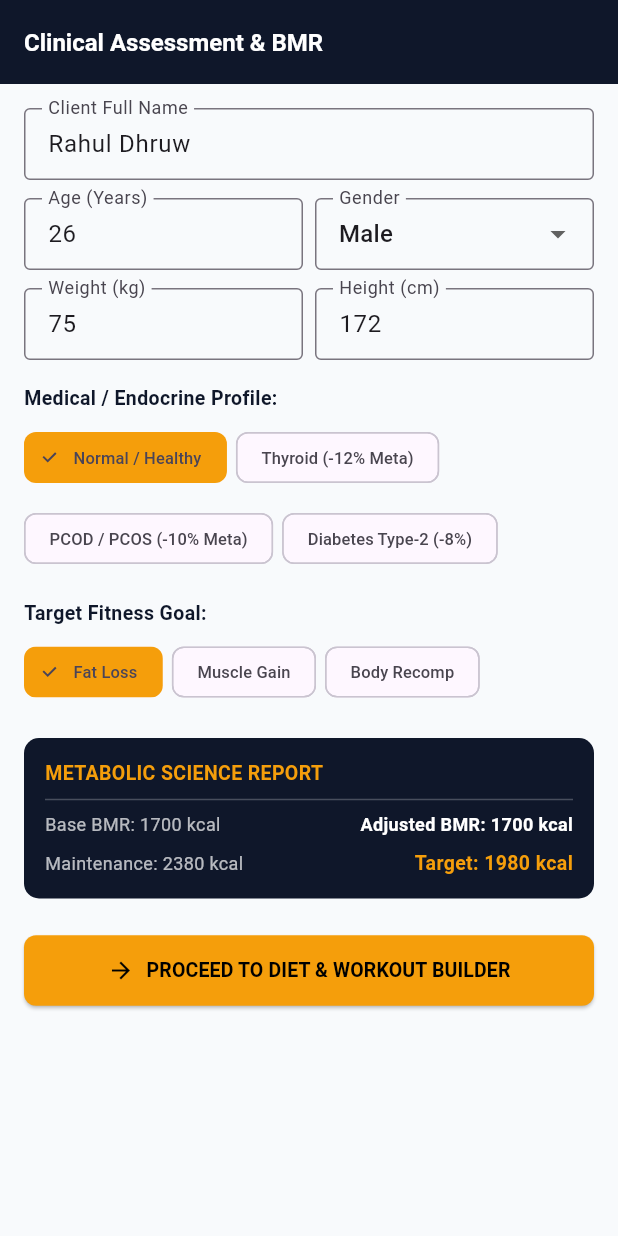
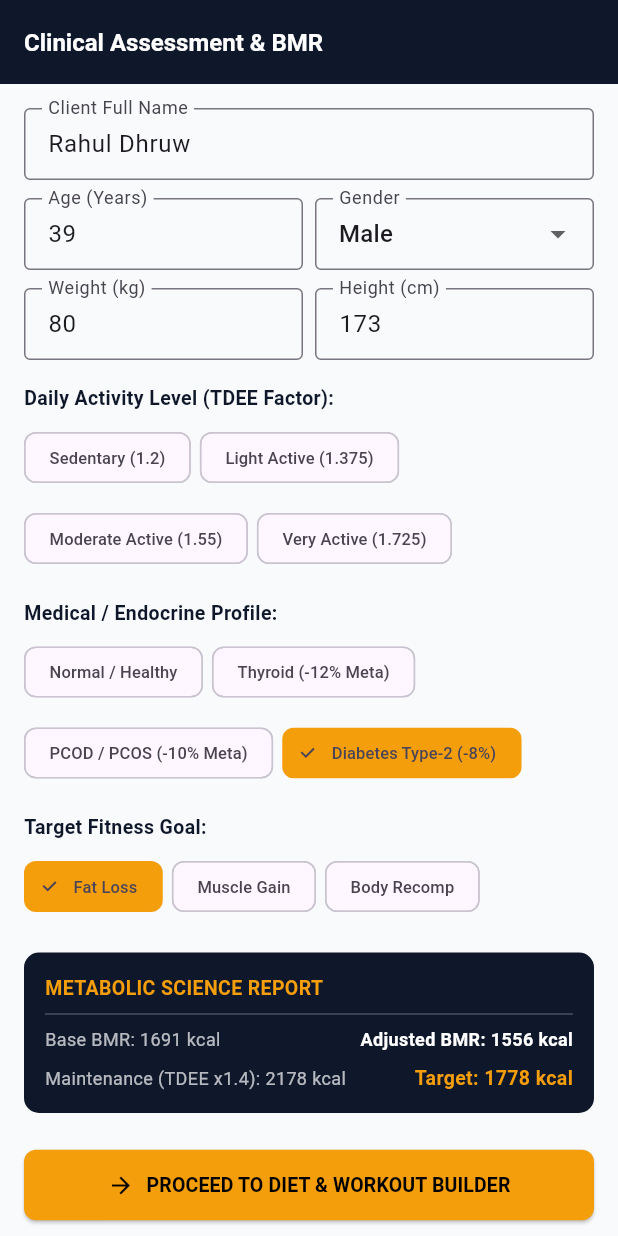
Before and after one commit to Rahul6051276/fitwithRahul-, a Flutter app: the screen it shows after launch, on a phone screen of 412 x 824 dp. Run offline on Flutter 3.47's test engine with Material 3 defaults, Android fonts, the phone set to English and light mode, and no system bars; our stand-ins replace pdf, share_plus, shared_preferences; accounts and stored records are empty.

Commit message:
Modify client intake screen user data and activity levels
Updated client intake screen with new user data and added daily activity level options.

```diff
--- a/lib/client_intake_screen.dart
+++ b/lib/client_intake_screen.dart
@@ -11,13 +11,13 @@ class ClientIntakeScreen extends StatefulWidget {
 
 class _ClientIntakeScreenState extends State<ClientIntakeScreen> {
   final _nameCtrl = TextEditingController(text: "Rahul Dhruw");
-  final _ageCtrl = TextEditingController(text: "26");
-  final _weightCtrl = TextEditingController(text: "75");
-  final _heightCtrl = TextEditingController(text: "172");
+  final _ageCtrl = TextEditingController(text: "39");
+  final _weightCtrl = TextEditingController(text: "80");
+  final _heightCtrl = TextEditingController(text: "173");
 
   String _gender = 'Male';
-  double _activity = 1.4;
-  MedicalCondition _condition = MedicalCondition.none;
+  double _activity = 1.4; // Default activity multiplier
+  MedicalCondition _condition = MedicalCondition.diabetes;
   String _goal = 'Fat Loss';
 
   ClientProfile get _currentAssessment {
@@ -113,6 +113,44 @@ class _ClientIntakeScreenState extends State<ClientIntakeScreen> {
             ],
           ),
           const SizedBox(height: 16),
+
+          // --- 1. DAILY ACTIVITY LEVEL (TDEE MULTIPLIER) ---
+          const Text("Daily Activity Level (TDEE Factor):",
+              style: TextStyle(fontWeight: FontWeight.bold, fontSize: 13, color: Color(0xFF0F172A))),
+          const SizedBox(height: 6),
+          Wrap(
+            spacing: 6,
+            runSpacing: 6,
+            children: [
+              ChoiceChip(
+                label: const Text("Sedentary (1.2)", style: TextStyle(fontSize: 11)),
+                selected: _activity == 1.2,
+                selectedColor: const Color(0xFFF59E0B),
+                onSelected: (_) => setState(() => _activity = 1.2),
+              ),
+              ChoiceChip(
+                label: const Text("Light Active (1.375)", style: TextStyle(fontSize: 11)),
+                selected: _activity == 1.375,
+                selectedColor: const Color(0xFFF59E0B),
+                onSelected: (_) => setState(() => _activity = 1.375),
+              ),
+              ChoiceChip(
+                label: const Text("Moderate Active (1.55)", style: TextStyle(fontSize: 11)),
+                selected: _activity == 1.55,
+                selectedColor: const Color(0xFFF59E0B),
+                onSelected: (_) => setState(() => _activity = 1.55),
+              ),
+              ChoiceChip(
+                label: const Text("Very Active (1.725)", style: TextStyle(fontSize: 11)),
+                selected: _activity == 1.725,
+                selectedColor: const Color(0xFFF59E0B),
+                onSelected: (_) => setState(() => _activity = 1.725),
+              ),
+            ],
+          ),
+          const SizedBox(height: 16),
+
+          // --- 2. MEDICAL / ENDOCRINE PROFILE ---
           const Text("Medical / Endocrine Profile:",
               style: TextStyle(fontWeight: FontWeight.bold, fontSize: 13, color: Color(0xFF0F172A))),
           const SizedBox(height: 6),
@@ -147,6 +185,8 @@ class _ClientIntakeScreenState extends State<ClientIntakeScreen> {
             ],
           ),
           const SizedBox(height: 16),
+
+          // --- 3. TARGET FITNESS GOAL ---
           const Text("Target Fitness Goal:",
               style: TextStyle(fontWeight: FontWeight.bold, fontSize: 13, color: Color(0xFF0F172A))),
           const SizedBox(height: 6),
@@ -165,7 +205,7 @@ class _ClientIntakeScreenState extends State<ClientIntakeScreen> {
           ),
           const SizedBox(height: 20),
 
-          // METABOLIC SCIENCE REPORT CARD
+          // --- METABOLIC SCIENCE REPORT CARD ---
           Container(
             padding: const EdgeInsets.all(14),
             decoration: BoxDecoration(
@@ -191,7 +231,7 @@ class _ClientIntakeScreenState extends State<ClientIntakeScreen> {
                 Row(
                   mainAxisAlignment: MainAxisAlignment.spaceBetween,
                   children: [
-                    Text("Maintenance: ${tdee.toStringAsFixed(0)} kcal",
+                    Text("Maintenance (TDEE x${_activity}): ${tdee.toStringAsFixed(0)} kcal",
                         style: const TextStyle(color: Colors.white70, fontSize: 12)),
                     Text("Target: ${targetCal.toStringAsFixed(0)} kcal",
                         style: const TextStyle(color: Color(0xFFF59E0B), fontWeight: FontWeight.bold, fontSize: 13)),
@@ -201,6 +241,7 @@ class _ClientIntakeScreenState extends State<ClientIntakeScreen> {
             ),
           ),
           const SizedBox(height: 24),
+
           ElevatedButton.icon(
             style: ElevatedButton.styleFrom(
               backgroundColor: const Color(0xFFF59E0B),
```
